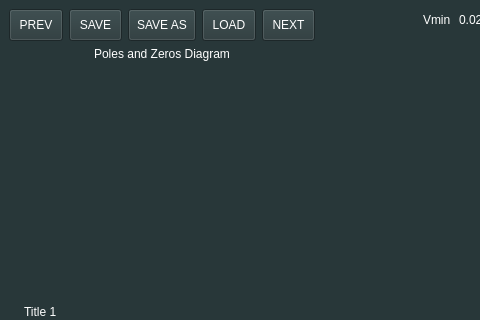
Old version of the form FrontEnd/UIs/secondstage.ui in the repository SantiAA/AnalogFilterMaker; both pictures show x 0 to 480 and y 0 to 320 of the 1044 by 800 pixel window.
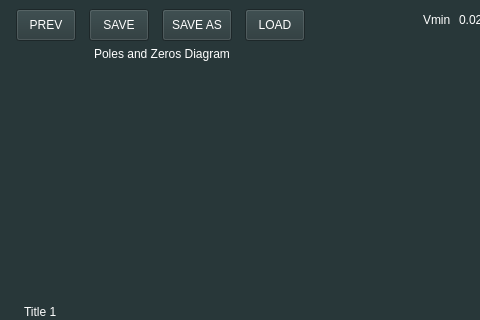
New version of the form. Custom widgets are drawn as their Qt base class.

Commit message: next out

Diff of the .ui file:
```diff
--- a/FrontEnd/UIs/secondstage.ui
+++ b/FrontEnd/UIs/secondstage.ui
@@ -23,7 +23,7 @@
       <item>
        <layout class="QVBoxLayout" name="verticalLayout_2" stretch="0,40,10,50">
         <item>
-         <layout class="QHBoxLayout" name="horizontalLayout_11" stretch="20,20,20,20,20">
+         <layout class="QHBoxLayout" name="horizontalLayout_11" stretch="20,20,20,20">
           <item>
            <widget class="QPushButton" name="prev_window">
             <property name="sizePolicy">
@@ -110,26 +110,6 @@
             </property>
            </widget>
           </item>
-          <item>
-           <widget class="QPushButton" name="next_window">
-            <property name="maximumSize">
-             <size>
-              <width>60</width>
-              <height>60</height>
-             </size>
-            </property>
-            <property name="styleSheet">
-             <string notr="true">font: 63 8pt &quot;Open Sans Semibold&quot;;
-color:rgb(255, 255, 255);
-padding: 8px;
-bottom-margin:3px;
-</string>
-            </property>
-            <property name="text">
-             <string>NEXT</string>
-            </property>
-           </widget>
-          </item>
          </layout>
         </item>
         <item>
```
The commit also changes 1 other file.
